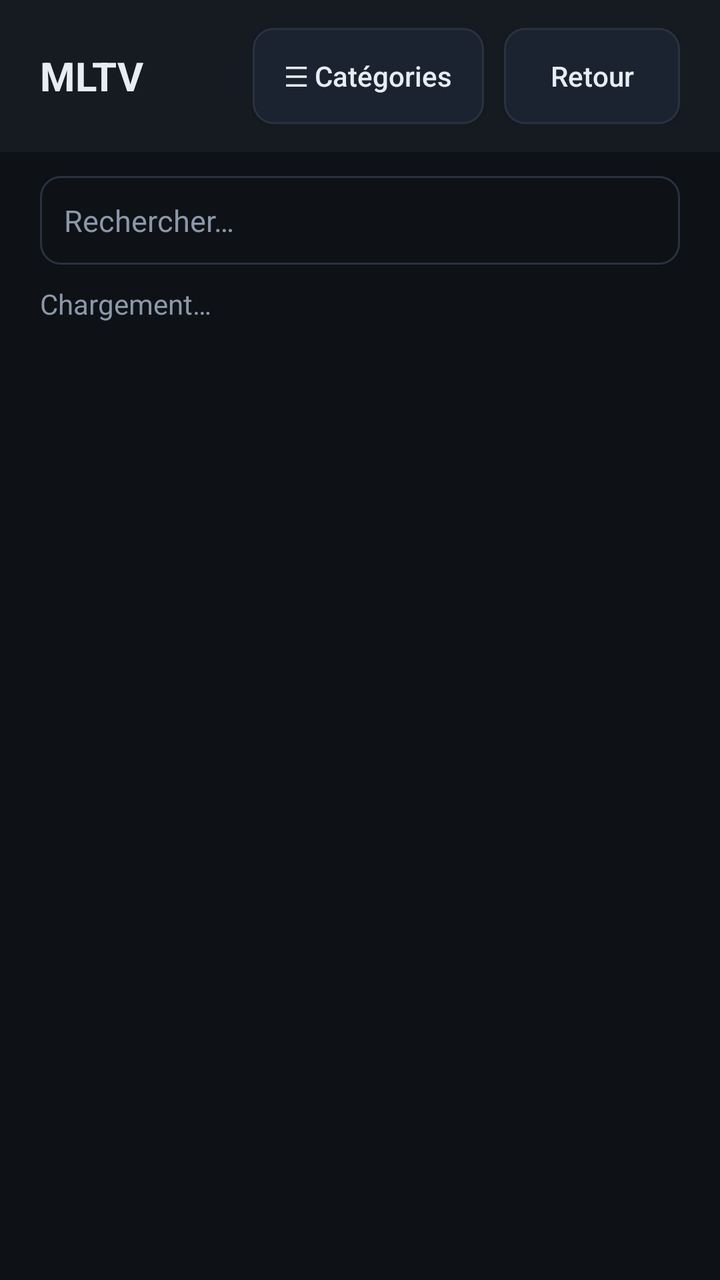
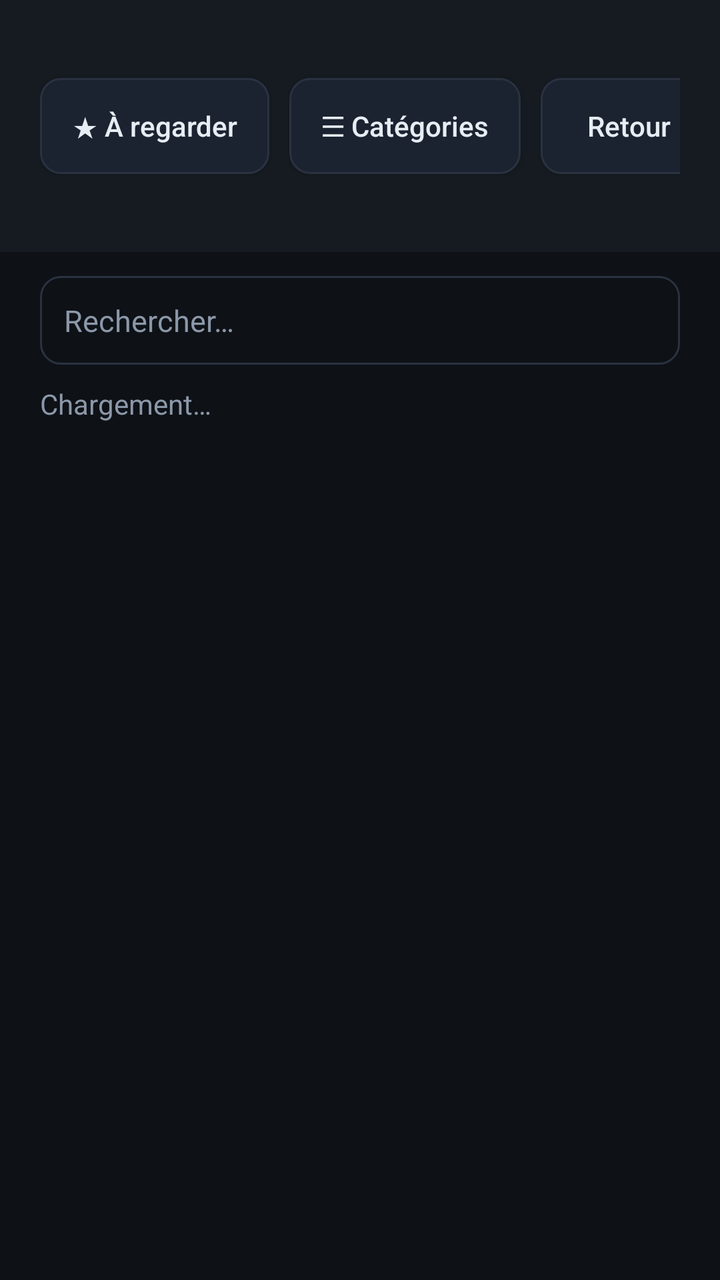

Compare the two renders of this Android layout. The source of the first and the diff that turns it into the second are given below.
<!-- AndroidManifest.xml: application theme Theme.MLTV -->
<!-- res/layout/activity_grid.xml -->
<?xml version="1.0" encoding="utf-8"?>
<LinearLayout xmlns:android="http://schemas.android.com/apk/res/android"
    android:layout_width="match_parent"
    android:layout_height="match_parent"
    android:orientation="horizontal"
    android:background="@color/bg">

    
    <LinearLayout
        android:id="@+id/drawer"
        android:layout_width="210dp"
        android:layout_height="match_parent"
        android:orientation="vertical"
        android:background="@color/panel2"
        android:visibility="gone">

        <TextView
            android:layout_width="match_parent"
            android:layout_height="wrap_content"
            android:padding="16dp"
            android:text="Catégories"
            android:textColor="?attr/accentColor"
            android:textSize="16sp"
            android:textStyle="bold" />

        <androidx.recyclerview.widget.RecyclerView
            android:id="@+id/rv_catdrawer"
            android:layout_width="match_parent"
            android:layout_height="0dp"
            android:layout_weight="1"
            android:paddingHorizontal="10dp"
            android:clipToPadding="false"
            android:scrollbars="vertical" />
    </LinearLayout>

    
    <LinearLayout
        android:layout_width="0dp"
        android:layout_height="match_parent"
        android:layout_weight="1"
        android:orientation="vertical">

        <LinearLayout
            android:layout_width="match_parent"
            android:layout_height="wrap_content"
            android:orientation="horizontal"
            android:gravity="center_vertical"
            android:paddingHorizontal="20dp"
            android:paddingVertical="14dp"
            android:background="@color/panel">

            <TextView
                android:id="@+id/tv_header"
                android:layout_width="0dp"
                android:layout_height="wrap_content"
                android:layout_weight="1"
                android:text="@string/app_name"
                android:textColor="@color/txt"
                android:textSize="20sp"
                android:textStyle="bold" />

            <Button
                android:id="@+id/btn_cats"
                android:layout_width="wrap_content"
                android:layout_height="wrap_content"
                android:layout_marginEnd="10dp"
                android:background="@drawable/btn_secondary"
                android:text="☰ Catégories"
                android:textColor="@color/txt"
                android:textAllCaps="false"
                android:textSize="14sp"
                android:paddingHorizontal="16dp" />

            <Button
                android:id="@+id/btn_back"
                android:layout_width="wrap_content"
                android:layout_height="wrap_content"
                android:background="@drawable/btn_secondary"
                android:text="Retour"
                android:textColor="@color/txt"
                android:textAllCaps="false"
                android:textSize="14sp"
                android:paddingHorizontal="16dp" />
        </LinearLayout>

        <EditText
            android:id="@+id/et_search"
            android:layout_width="match_parent"
            android:layout_height="wrap_content"
            android:layout_marginHorizontal="20dp"
            android:layout_marginTop="12dp"
            android:background="@drawable/field_bg"
            android:padding="12dp"
            android:hint="Rechercher…"
            android:textColorHint="@color/muted"
            android:textColor="@color/txt"
            android:textSize="15sp"
            android:inputType="text"
            android:imeOptions="actionSearch"
            android:maxLines="1" />

        <TextView
            android:id="@+id/tv_status"
            android:layout_width="match_parent"
            android:layout_height="wrap_content"
            android:paddingHorizontal="20dp"
            android:paddingVertical="10dp"
            android:text="Chargement…"
            android:textColor="@color/muted"
            android:textSize="14sp" />

        <androidx.recyclerview.widget.RecyclerView
            android:id="@+id/rv_grid"
            android:layout_width="match_parent"
            android:layout_height="0dp"
            android:layout_weight="1"
            android:paddingHorizontal="14dp"
            android:clipToPadding="false"
            android:scrollbars="vertical" />
    </LinearLayout>
</LinearLayout>
<!-- resources referenced by this layout -->
<resources>
  <color name="bg">#FF0E1116</color>
  <color name="muted">#FF8B98A9</color>
  <color name="panel">#FF161B22</color>
  <color name="panel2">#FF1C2330</color>
  <color name="txt">#FFE6EDF3</color>
  <!-- drawable btn_secondary (drawable) -->
  <?xml version="1.0" encoding="utf-8"?>
  <selector xmlns:android="http://schemas.android.com/apk/res/android">
      <item android:state_focused="true">
          <shape android:shape="rectangle">
              <solid android:color="@color/panel2" />
              <stroke android:width="2dp" android:color="?attr/accentColor" />
              <corners android:radius="10dp" />
          </shape>
      </item>
      <item>
          <shape android:shape="rectangle">
              <solid android:color="@color/panel2" />
              <stroke android:width="1dp" android:color="@color/line" />
              <corners android:radius="10dp" />
          </shape>
      </item>
  </selector>
  <!-- drawable field_bg (drawable) -->
  <?xml version="1.0" encoding="utf-8"?>
  <selector xmlns:android="http://schemas.android.com/apk/res/android">
      <item android:state_focused="true">
          <shape android:shape="rectangle">
              <solid android:color="@color/bg" />
              <stroke android:width="2dp" android:color="?attr/accentColor" />
              <corners android:radius="10dp" />
          </shape>
      </item>
      <item>
          <shape android:shape="rectangle">
              <solid android:color="@color/bg" />
              <stroke android:width="1dp" android:color="@color/line" />
              <corners android:radius="10dp" />
          </shape>
      </item>
  </selector>
  <string name="app_name">MLTV</string>
  <style name="Theme.MLTV" parent="Theme.AppCompat.NoActionBar">
          <item name="android:windowBackground">@color/bg</item>
          <item name="android:statusBarColor">@color/bg</item>
          <item name="android:colorBackground">@color/bg</item>
          <item name="accentColor">#FFFF7A18</item>
          <item name="accentText">#FF1A1200</item>
      </style>
  <color name="line">#FF2A3240</color>
</resources>

<!-- the commit's change to res/layout/activity_grid.xml (unified diff, before → after) -->
@@ -60,6 +60,18 @@
                 android:textStyle="bold" />
 
             <Button
+                android:id="@+id/btn_watchlist"
+                android:layout_width="wrap_content"
+                android:layout_height="wrap_content"
+                android:layout_marginEnd="10dp"
+                android:background="@drawable/btn_secondary"
+                android:text="★ À regarder"
+                android:textColor="@color/txt"
+                android:textAllCaps="false"
+                android:textSize="14sp"
+                android:paddingHorizontal="16dp" />
+
+            <Button
                 android:id="@+id/btn_cats"
                 android:layout_width="wrap_content"
                 android:layout_height="wrap_content"
